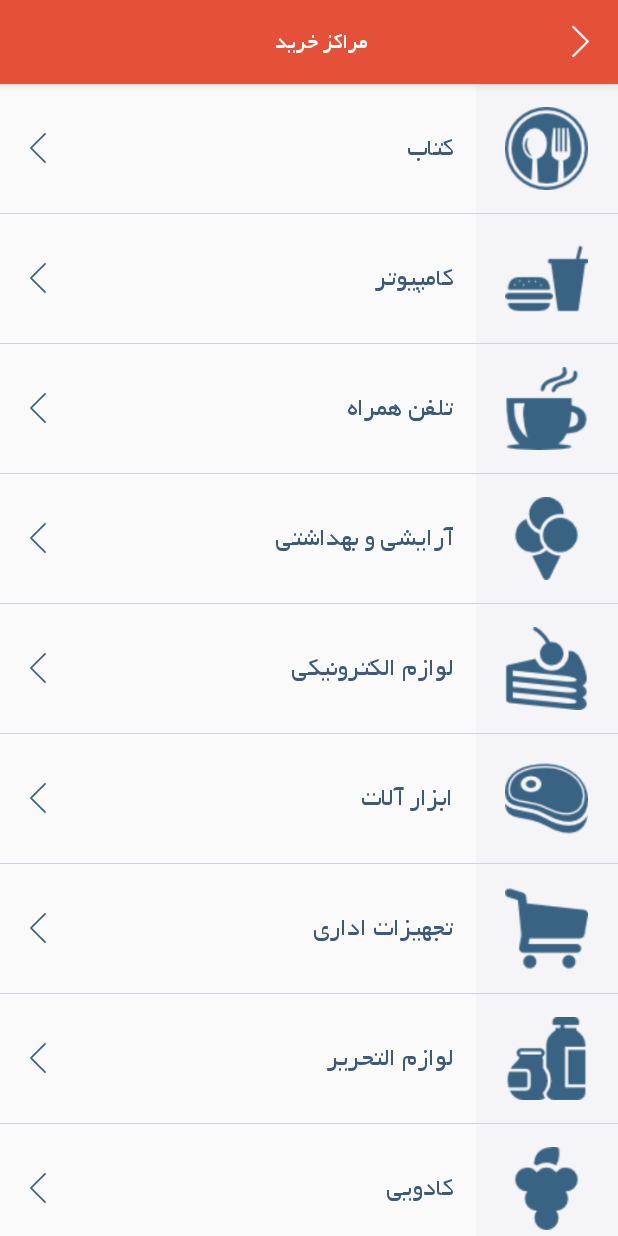
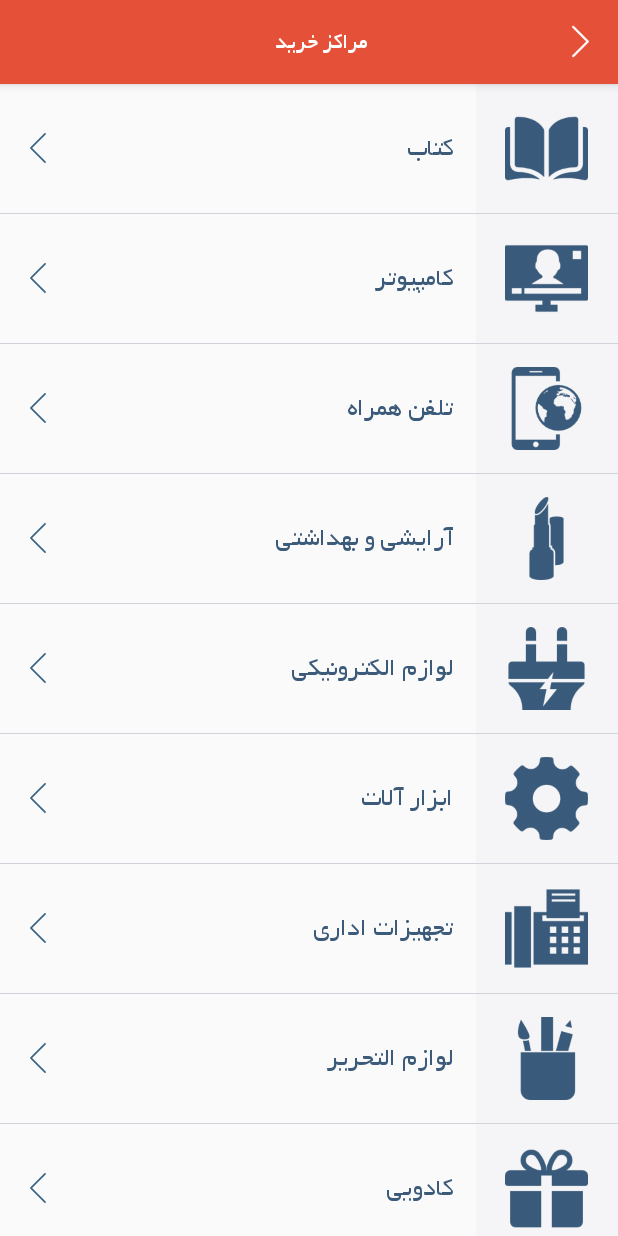
Before and after one commit to mhmasdar/Tabriz, an Android app: the fragment shoppingSub shown on its own in the app's theme, on a phone screen of 412 x 824 dp. Run offline under Robolectric (Android 15) with nearby library versions, the light colour scheme and no system bars; libraries missing offline, so code that uses them is left out: com.crashlytics.android, com.mohamadamin.persianmaterialdatetimepicker, io.fabric.sdk; pictures from the network do not load; 1 statement that could not run was skipped.

Commit message:
initial chnges

```diff
--- a/app/src/main/res/layout/fragment_shopping_sub.xml
+++ b/app/src/main/res/layout/fragment_shopping_sub.xml
@@ -107,7 +107,7 @@
                     <ImageView
                         android:layout_width="55dp"
                         android:layout_centerInParent="true"
-                        android:src="@drawable/ic_sub_res"
+                        android:src="@drawable/ic_sub_shop1"
                         android:layout_height="55dp" />
 
                 </RelativeLayout>
@@ -161,7 +161,7 @@
                     <ImageView
                         android:layout_width="55dp"
                         android:layout_centerInParent="true"
-                        android:src="@drawable/ic_sub_res2"
+                        android:src="@drawable/ic_sub_shop2"
                         android:layout_height="55dp" />
 
                 </RelativeLayout>
@@ -215,7 +215,7 @@
                     <ImageView
                         android:layout_width="55dp"
                         android:layout_centerInParent="true"
-                        android:src="@drawable/ic_sub_res3"
+                        android:src="@drawable/ic_sub_shop3"
                         android:layout_height="55dp" />
 
                 </RelativeLayout>
@@ -269,7 +269,7 @@
                     <ImageView
                         android:layout_width="55dp"
                         android:layout_centerInParent="true"
-                        android:src="@drawable/ic_sub_res4"
+                        android:src="@drawable/ic_sub_shop4"
                         android:layout_height="55dp" />
 
                 </RelativeLayout>
@@ -323,7 +323,7 @@
                     <ImageView
                         android:layout_width="55dp"
                         android:layout_centerInParent="true"
-                        android:src="@drawable/ic_sub_res5"
+                        android:src="@drawable/ic_sub_shop5"
                         android:layout_height="55dp" />
 
                 </RelativeLayout>
@@ -377,7 +377,7 @@
                     <ImageView
                         android:layout_width="55dp"
                         android:layout_centerInParent="true"
-                        android:src="@drawable/ic_sub_res6"
+                        android:src="@drawable/ic_sub_shop6"
                         android:layout_height="55dp" />
 
                 </RelativeLayout>
@@ -431,7 +431,7 @@
                     <ImageView
                         android:layout_width="55dp"
                         android:layout_centerInParent="true"
-                        android:src="@drawable/ic_sub_res7"
+                        android:src="@drawable/ic_sub_shop7"
                         android:layout_height="55dp" />
 
                 </RelativeLayout>
@@ -485,7 +485,7 @@
                     <ImageView
                         android:layout_width="55dp"
                         android:layout_centerInParent="true"
-                        android:src="@drawable/ic_sub_res8"
+                        android:src="@drawable/ic_sub_shop8"
                         android:layout_height="55dp" />
 
                 </RelativeLayout>
@@ -539,7 +539,7 @@
                     <ImageView
                         android:layout_width="55dp"
                         android:layout_centerInParent="true"
-                        android:src="@drawable/ic_sub_res9"
+                        android:src="@drawable/ic_sub_shop9"
                         android:layout_height="55dp" />
 
                 </RelativeLayout>
@@ -593,7 +593,7 @@
                     <ImageView
                         android:layout_width="55dp"
                         android:layout_centerInParent="true"
-                        android:src="@drawable/ic_sub_res10"
+                        android:src="@drawable/ic_sub_shop10"
                         android:layout_height="55dp" />
 
                 </RelativeLayout>
```
Also changed, not shown: app/src/main/res/layout/fragment_stay_sub.xml (+8 -8 lines), app/src/main/res/drawable/ic_sub_shop1.png (added), app/src/main/res/drawable/ic_sub_shop10.png (added), app/src/main/res/drawable/ic_sub_shop2.png (added), app/src/main/res/drawable/ic_sub_shop3.png (added), app/src/main/res/drawable/ic_sub_shop4.png (added), app/src/main/res/drawable/ic_sub_shop5.png (added), app/src/main/res/drawable/ic_sub_shop6.png (added), app/src/main/res/drawable/ic_sub_shop7.png (added), app/src/main/res/drawable/ic_sub_shop8.png (added), app/src/main/res/drawable/ic_sub_shop9.png (added), app/src/main/res/drawable/ic_sub_stay1.png (added), app/src/main/res/drawable/ic_sub_stay2.png (added), app/src/main/res/drawable/ic_sub_stay3.png (added), 5 more files.
